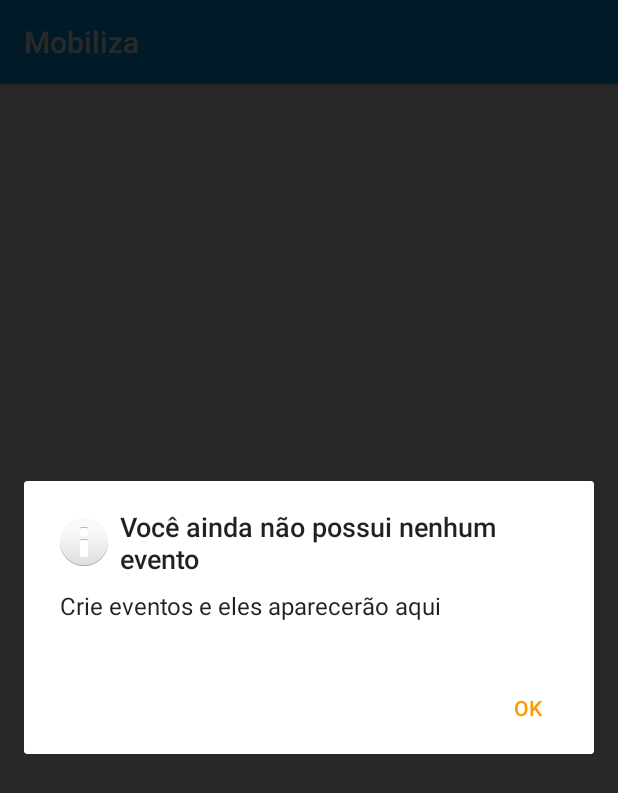
After one commit to team-crossover/mobiliza, an Android app: the MyEventsActivity screen opened directly, with no data from a screen before it, on a phone screen of 412 x 824 dp. The commit adds this screen. Shown: the top 793 px of the screen. Run offline under Robolectric (Android 15) with nearby library versions, the phone set to English and light mode, and no system bars; 3 statements that could not run were skipped.

Commit message:
Tela de ver eventos da ONG logada

```diff
--- a/App/app/build.gradle
+++ b/App/app/build.gradle
@@ -51,6 +51,8 @@ dependencies {
     // Room
     implementation "androidx.room:room-runtime:2.1.0-rc01"
     implementation 'androidx.legacy:legacy-support-v4:1.0.0'
+    implementation 'com.android.support:appcompat-v7:28.0.0'
+    implementation 'com.android.support.constraint:constraint-layout:1.1.3'
     annotationProcessor "androidx.room:room-compiler:2.1.0-rc01"
 
     // LiveData and ViewModel
--- a/App/app/src/main/AndroidManifest.xml
+++ b/App/app/src/main/AndroidManifest.xml
@@ -14,7 +14,8 @@
         android:supportsRtl="true"
         android:theme="@style/AppTheme"
         android:usesCleartextTraffic="true">
-        <activity android:name=".ui.detailed.DetailedOngActivity"></activity>
+        <activity android:name=".ui.event.MyEventsActivity"></activity>
+        <activity android:name=".ui.detailed.DetailedOngActivity" />
         <activity android:name=".ui.detailed.DetailedEventActivity" />
         <activity android:name=".ui.profile.GoogleProfileActivity" />
         <activity android:name=".ui.event.AddEventActivity" />
--- /dev/null
+++ b/App/app/src/main/java/com/crossover/mobiliza/app/ui/event/MyEventsActivity.java
@@ -0,0 +1,135 @@
+package com.crossover.mobiliza.app.ui.event;
+
+import android.app.AlertDialog;
+import android.app.ProgressDialog;
+import android.content.Intent;
+import android.os.Bundle;
+import android.view.View;
+import android.widget.AdapterView;
+import android.widget.LinearLayout;
+
+import androidx.appcompat.app.AppCompatActivity;
+import androidx.lifecycle.ViewModelProviders;
+import androidx.recyclerview.widget.DividerItemDecoration;
+import androidx.recyclerview.widget.LinearLayoutManager;
+import androidx.recyclerview.widget.RecyclerView;
+
+import com.crossover.mobiliza.app.R;
+import com.crossover.mobiliza.app.data.local.entity.Evento;
+import com.crossover.mobiliza.app.ui.detailed.DetailedEventActivity;
+import com.crossover.mobiliza.app.ui.main.adapters.AdapterEvents;
+import com.crossover.mobiliza.app.ui.utils.RecyclerItemClickListener;
+
+import java.util.ArrayList;
+import java.util.Calendar;
+import java.util.List;
+
+public class MyEventsActivity extends AppCompatActivity {
+
+    private MyEventsViewModel myEventsViewModel;
+    private ProgressDialog mProgressDialog;
+    private RecyclerView recyclerView;
+
+    private Long ongId;
+    private String googleIdToken;
+
+    @Override
+    protected void onCreate(Bundle savedInstanceState) {
+        super.onCreate(savedInstanceState);
+        setContentView(R.layout.activity_my_events);
+        myEventsViewModel = ViewModelProviders.of(this).get(MyEventsViewModel.class);
+        mProgressDialog = new ProgressDialog(this);
+        mProgressDialog.setMessage(getString(R.string.progress_message));
+        mProgressDialog.setCancelable(false);
+
+        ongId = getIntent().getLongExtra("idOng", -1);
+        googleIdToken = getIntent().getStringExtra("googleIdToken");
+        if (ongId < 0) {
+            this.finish();
+            return;
+        }
+        myEventsViewModel.setOngId(ongId);
+
+        // RecyclerView Config
+        recyclerView = findViewById(R.id.recyclerMyEvents);
+        RecyclerView.LayoutManager layoutManager = new LinearLayoutManager(this);
+        recyclerView.setLayoutManager(layoutManager);
+        recyclerView.setHasFixedSize(true);
+        recyclerView.addItemDecoration(new DividerItemDecoration(this, LinearLayout.VERTICAL));
+    }
+
+    @Override
+    public void onStart() {
+        super.onStart();
+
+        myEventsViewModel.findMyEventos(this).observe(this, listResource -> {
+            if (listResource.getData() != null) {
+                mProgressDialog.show();
+                List<Evento> eventos = new ArrayList<>();
+                Calendar now = Calendar.getInstance();
+                for (Evento evt : listResource.getData()) {
+                    if (!evt.getDataRealizacaoAsCalendar().before(now))
+                        eventos.add(evt);
+                }
+
+                // If ONG doesn't have any events
+                if (eventos.size() <= 0) {
+                    noEventsYet();
+                }
+
+                // Adapter Config
+                AdapterEvents adapterEvents = new AdapterEvents(eventos);
+
+                // RecyclerView Config
+                recyclerView = findViewById(R.id.recyclerMyEvents);
+                recyclerView.setAdapter(adapterEvents);
+
+                // Click event
+                recyclerView.addOnItemTouchListener(
+                        new RecyclerItemClickListener(
+                                this, recyclerView, new RecyclerItemClickListener.OnItemClickListener() {
+                            @Override
+                            public void onItemClick(View view, int position) {
+                                Evento evento = ((AdapterEvents) recyclerView.getAdapter()).getEvento(position);
+                                Intent myIntent = new Intent(getApplicationContext(), DetailedEventActivity.class);
+                                myIntent.putExtra("idOwner", ongId);
+                                myIntent.putExtra("googleIdToken", googleIdToken);
+                                myIntent.putExtra("idEvent", evento.getId());
+
+                                getApplicationContext().startActivity(myIntent);
+                            }
+
+                            @Override
+                            public void onLongItemClick(View view, int position) {
+                            }
+
+                            @Override
+                            public void onItemClick(AdapterView<?> parent, View view, int position, long id) {
+                            }
+                        }
+                        )
+                );
+                mProgressDialog.dismiss();
+            }
+        });
+    }
+
+    private void noEventsYet() {
+        AlertDialog.Builder alert = new AlertDialog.Builder(this);
+
+        alert.setTitle("Você ainda não possui nenhum evento");
+        alert.setMessage("Crie eventos e eles aparecerão aqui");
+        alert.setIcon(android.R.drawable.ic_dialog_info);
+        alert.setCancelable(false);
+
+        alert.setPositiveButton("OK", (dialog, which) -> {
+            this.finish();
+        });
+
+        alert.create();
+        alert.show();
+    }
+
+
+
+}
--- /dev/null
+++ b/App/app/src/main/java/com/crossover/mobiliza/app/ui/event/MyEventsViewModel.java
@@ -0,0 +1,29 @@
+package com.crossover.mobiliza.app.ui.event;
+
+import android.content.Context;
+
+import androidx.lifecycle.LiveData;
+import androidx.lifecycle.ViewModel;
+
+import com.crossover.mobiliza.app.data.local.entity.Evento;
+import com.crossover.mobiliza.app.data.remote.Resource;
+import com.crossover.mobiliza.app.data.remote.repository.EventoRepository;
+
+import java.util.List;
+
+public class MyEventsViewModel extends ViewModel {
+
+    private Long ongId;
+
+    public Long getOngId() {
+        return ongId;
+    }
+
+    public void setOngId(Long ongId) {
+        this.ongId = ongId;
+    }
+
+    public LiveData<Resource<List<Evento>>> findMyEventos(Context context) {
+        return EventoRepository.getInstance(context).findAllByOng(ongId);
+    }
+}
--- /dev/null
+++ b/App/app/src/main/res/layout/activity_my_events.xml
@@ -0,0 +1,22 @@
+<?xml version="1.0" encoding="utf-8"?>
+<androidx.constraintlayout.widget.ConstraintLayout xmlns:android="http://schemas.android.com/apk/res/android"
+    xmlns:app="http://schemas.android.com/apk/res-auto"
+    xmlns:tools="http://schemas.android.com/tools"
+    android:layout_width="match_parent"
+    android:layout_height="match_parent">
+
+    <androidx.recyclerview.widget.RecyclerView
+        android:id="@+id/recyclerMyEvents"
+        android:layout_width="0dp"
+        android:layout_height="0dp"
+        android:layout_marginStart="8dp"
+        android:layout_marginLeft="8dp"
+        android:layout_marginTop="8dp"
+        android:layout_marginEnd="8dp"
+        android:layout_marginRight="8dp"
+        android:layout_marginBottom="8dp"
+        app:layout_constraintBottom_toBottomOf="parent"
+        app:layout_constraintEnd_toEndOf="parent"
+        app:layout_constraintStart_toStartOf="parent"
+        app:layout_constraintTop_toTopOf="parent" />
+</androidx.constraintlayout.widget.ConstraintLayout>
```
Also changed, not shown: App/app/src/main/java/com/crossover/mobiliza/app/ui/main/MainActivity.java (+12 -0 lines).
